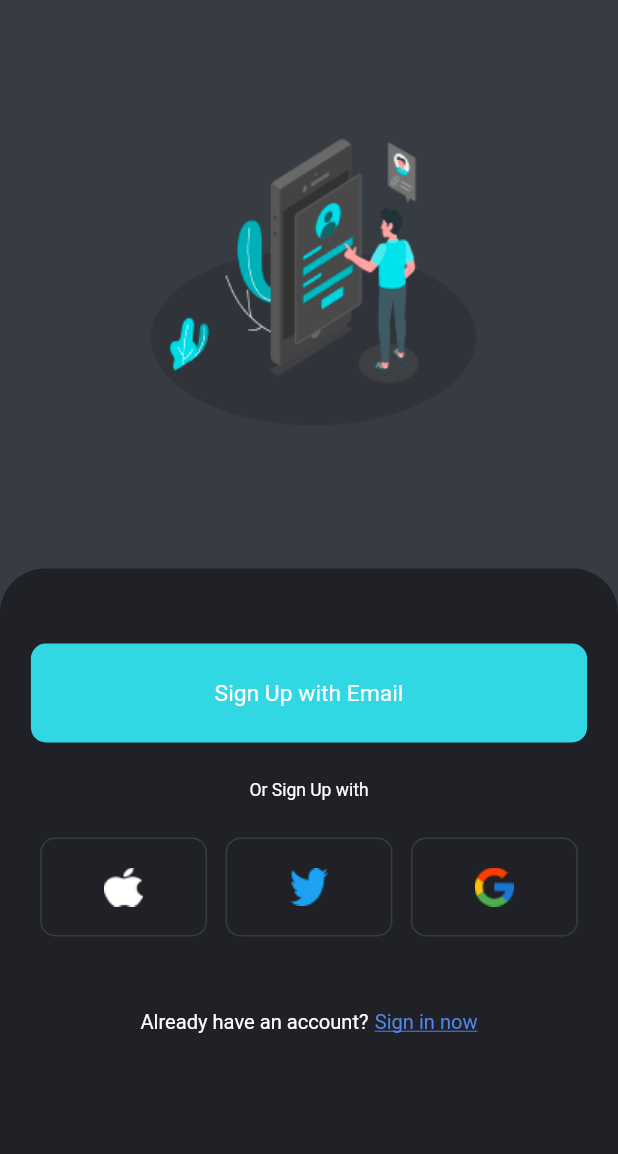
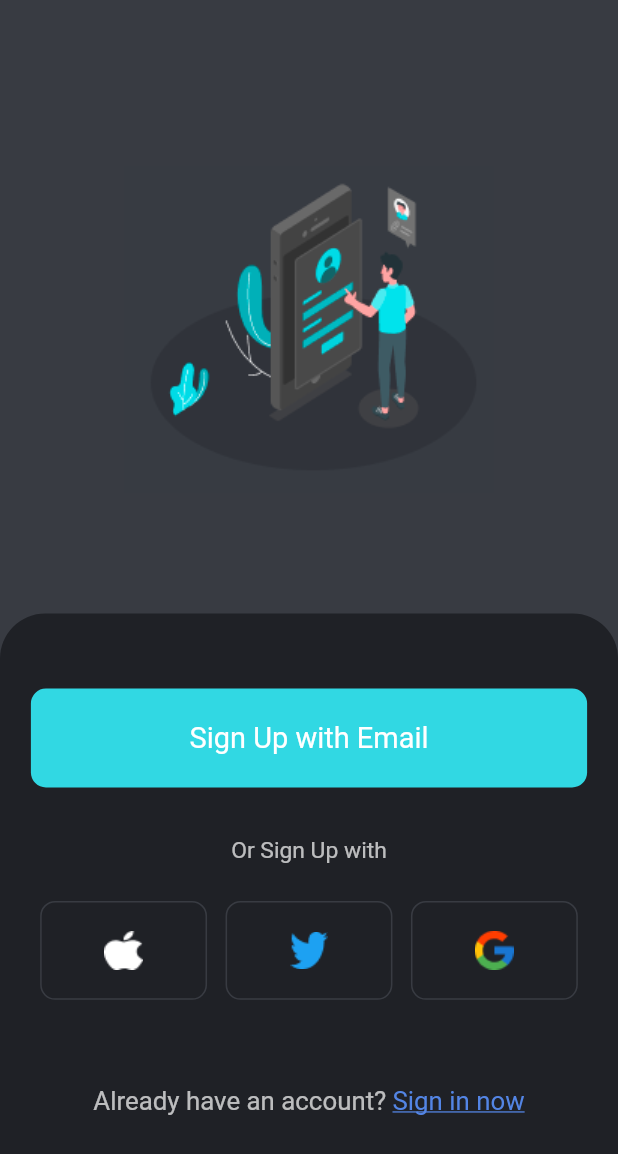
Before and after one commit to Neha837/login_ui2, a Flutter app: the screen it shows after launch, on a phone screen of 412 x 824 dp. Shown: the top 1154 px of the screen. Run offline on Flutter 3.47's test engine with Material 2 defaults, Android fonts, the phone set to English and light mode, and no system bars; our stand-ins replace responsive_sizer.

Commit message:
chnge pic

```diff
--- a/lib/main.dart
+++ b/lib/main.dart
@@ -36,6 +36,10 @@ class _LoginPage extends State<LoginPage> {
       body: SingleChildScrollView(
         child: Column(
           children: [
+            Padding(
+                padding: EdgeInsets.only(
+              top: 30,
+            )),
             Image.asset(
               "assets/images/pic.PNG",
               height: 46.h,
@@ -75,21 +79,21 @@ class _LoginPage extends State<LoginPage> {
                               color: Color(
                                 0xffffffff,
                               ),
-                              fontSize: 16.sp),
+                              fontSize: 18.sp),
                         ),
                       ),
                     ],
                   ),
                   SizedBox(
-                    height: 3.h,
+                    height: 4.h,
                   ),
                   Row(
                     mainAxisAlignment: MainAxisAlignment.center,
                     children: [
                       Text(
                         "Or Sign Up with",
-                        style: TextStyle(
-                            fontSize: 14.sp, color: Color(0xffFFFFFF)),
+                        style:
+                            TextStyle(fontSize: 16.sp, color: Colors.white70),
                       )
                     ],
                   ),
@@ -161,15 +165,15 @@ class _LoginPage extends State<LoginPage> {
                     ],
                   ),
                   SizedBox(
-                    height: 6.h,
+                    height: 7.h,
                   ),
                   Row(
                     mainAxisAlignment: MainAxisAlignment.center,
                     children: [
                       Text(
                         "Already have an account?",
-                        style: TextStyle(
-                            color: Color(0xffFFFFFF), fontSize: 15.sp),
+                        style:
+                            TextStyle(color: Colors.white70, fontSize: 17.sp),
                       ),
                       SizedBox(
                         width: 1.w,
@@ -178,7 +182,7 @@ class _LoginPage extends State<LoginPage> {
                         "Sign in now",
                         style: TextStyle(
                             color: Color(0xff5385E5),
-                            fontSize: 15.sp,
+                            fontSize: 17.sp,
                             decoration: TextDecoration.underline),
                       )
                     ],
```
Also changed, not shown: assets/images/cap.PNG (added).
